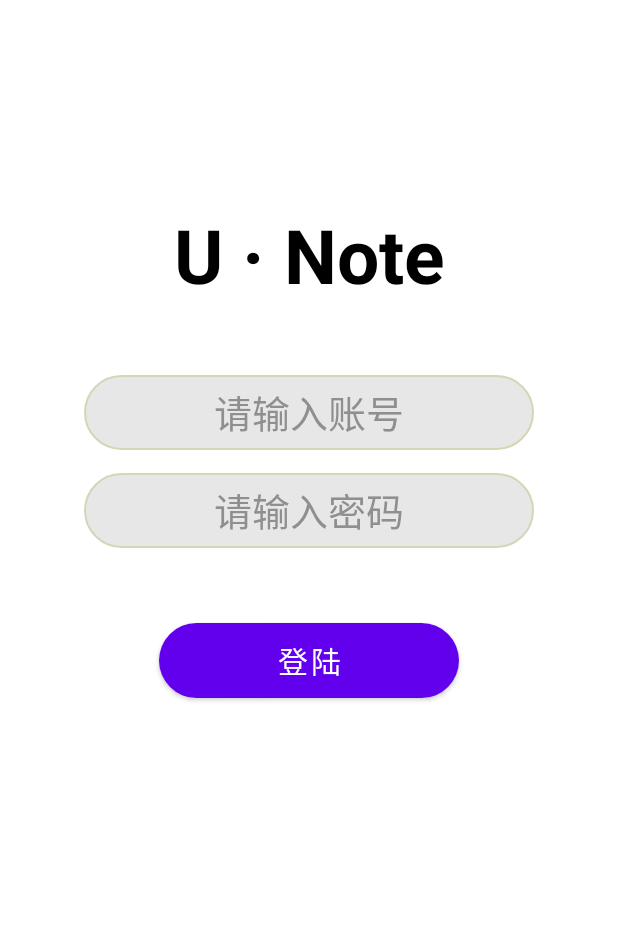
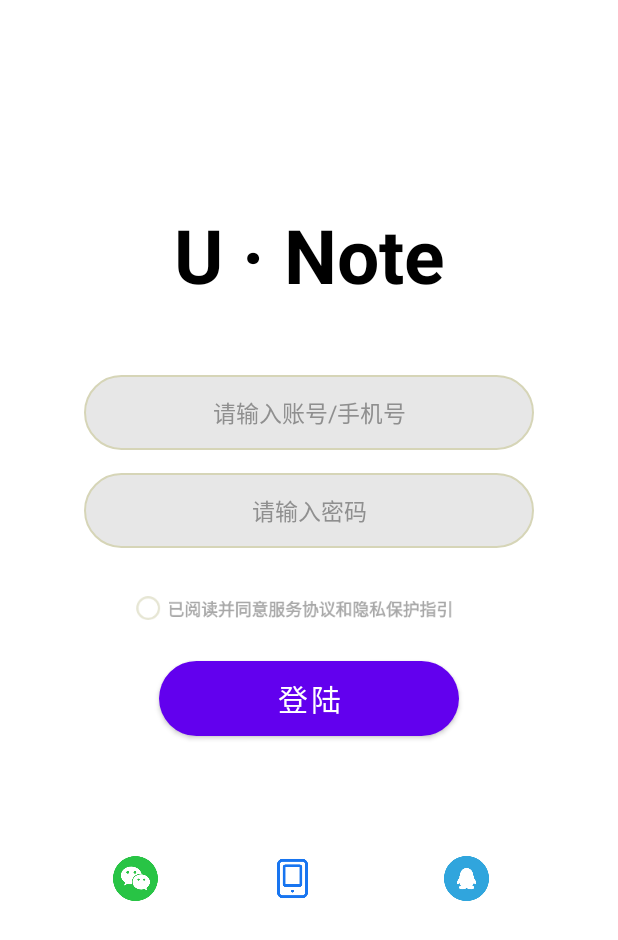
Before and after one commit to U-Notes/AndroidClient, an Android app: the LoginActivity screen opened directly, with no data from a screen before it, on a phone screen of 412 x 824 dp. Shown: the top 940 px of the screen. Run offline under Robolectric (Android 15) with nearby library versions, the phone set to English and light mode, and no system bars.

Commit message:
fix:修复了一些问题 feat：增加了新的控件样式

```diff
--- a/app/src/main/java/com/example/unotes/activity/LoginActivity.java
+++ b/app/src/main/java/com/example/unotes/activity/LoginActivity.java
@@ -1,21 +1,34 @@
 package com.example.unotes.activity;
 
+import static android.text.Spanned.SPAN_EXCLUSIVE_EXCLUSIVE;
 import static com.example.unotes.constant.Constant.LOGIN_STATU_ON;
 
 import androidx.appcompat.app.AppCompatActivity;
 
 import android.content.Intent;
+import android.graphics.Color;
 import android.os.Bundle;
 import android.os.Looper;
+import android.text.SpannableString;
+import android.text.Spanned;
+import android.text.style.AbsoluteSizeSpan;
+import android.text.style.BackgroundColorSpan;
+import android.text.style.RelativeSizeSpan;
+import android.text.style.URLSpan;
+import android.text.style.UnderlineSpan;
 import android.view.View;
 import android.widget.Button;
+import android.widget.CheckBox;
+import android.widget.CompoundButton;
 import android.widget.EditText;
+import android.widget.RadioButton;
 import android.widget.TextView;
 import android.widget.Toast;
 
 import com.example.unotes.MainActivity;
 import com.example.unotes.R;
 import com.example.unotes.database.UserDao;
+import com.example.unotes.utils.ToastUtils;
 
 import java.sql.SQLException;
 
@@ -24,6 +37,8 @@ public class LoginActivity extends AppCompatActivity implements View.OnClickList
     private EditText et_id, et_pwd;
     private Button bt_login;
     private String TAG = LoginActivity.class.getSimpleName();
+    private CheckBox cb_agreeService;
+    boolean isRead = false;
 
     @Override
     protected void onCreate(Bundle savedInstanceState) {
@@ -39,6 +54,17 @@ public class LoginActivity extends AppCompatActivity implements View.OnClickList
         et_id = findViewById(R.id.et_id);
         et_pwd = findViewById(R.id.et_pwd);
         bt_login.setOnClickListener(this);
+        cb_agreeService = findViewById(R.id.cb_agreeService);
+        cb_agreeService.setOnCheckedChangeListener(new CompoundButton.OnCheckedChangeListener() {
+            @Override
+            public void onCheckedChanged(CompoundButton buttonView, boolean isChecked) {
+                isRead = isChecked;
+            }
+        });
+        SpannableString ss_rb_service = new SpannableString(cb_agreeService.getText());
+        ss_rb_service.setSpan(new Intent(getApplicationContext(), MainActivity.class), 6, 10, SPAN_EXCLUSIVE_EXCLUSIVE);
+        cb_agreeService.setText(ss_rb_service);
+
     }
 
     @Override
@@ -52,6 +78,11 @@ public class LoginActivity extends AppCompatActivity implements View.OnClickList
                     Looper.prepare();
                     Toast toast = Toast.makeText(LoginActivity.this, "输入不能为空！", Toast.LENGTH_SHORT);
                     toast.show();
+                    Looper.loop();
+                }
+                if (!isRead) {
+                    Looper.prepare();
+                    ToastUtils.showToast(getApplicationContext(), "请同意协议", 200);
                     Looper.loop();
                 }
                 UserDao ud = new UserDao();
--- /dev/null
+++ b/app/src/main/res/drawable/circle_btn.xml
@@ -0,0 +1,9 @@
+<?xml version="1.0" encoding="utf-8"?>
+<shape xmlns:android="http://schemas.android.com/apk/res/android"
+    android:shape="oval">
+    <stroke
+        android:color="#DDEFE3"
+        android:width="1dp"/>
+    <solid android:color="#fff"/>
+    <size android:width="80dp" android:height="80dp"/>
+</shape>
--- a/app/src/main/res/layout/activity_login.xml
+++ b/app/src/main/res/layout/activity_login.xml
@@ -19,7 +19,7 @@
             android:layout_height="80dp"
             android:layout_marginTop="130dp"
             android:gravity="center"
-            android:text="U · Note"
+            android:text="@string/Company_Name"
             android:textColor="#000"
             android:textSize="50dp"
             android:textStyle="bold" />
@@ -29,12 +29,12 @@
             android:id="@+id/et_id"
             android:layout_width="300dp"
             android:layout_height="50dp"
-            android:hint="请输入账号"
+            android:hint="请输入账号/手机号"
             android:textColorHint="#8F8F8F"
             android:text=""
             android:layout_gravity="center_horizontal"
             style="@style/InputBoxStyle"
-            android:textSize="25dp" />
+            android:textSize="15dp" />
         <EditText
             android:id="@+id/et_pwd"
             android:layout_marginTop="15dp"
@@ -46,13 +46,27 @@
             android:text=""
             android:password="true"
             style="@style/InputBoxStyle"
-            android:textSize="25dp" />
+            android:textSize="15dp" />
+        <CheckBox
+            android:id="@+id/cb_agreeService"
+            style="@style/Widget.AppCompat.CompoundButton.RadioButton"
+            android:layout_width="300dp"
+            android:layout_height="50dp"
+            android:layout_marginTop="15dp"
 
+            android:scaleX="0.8"
+            android:scaleY="0.8"
+            android:theme="@style/CheckBox_circle"
+            android:text="已阅读并同意服务协议和隐私保护指引"
+            android:textColor="#6f6f6f"
+            android:textStyle="bold"
+            android:alpha="0.6"
+            android:layout_gravity="center_horizontal"
 
-
+            />
         <Button
             android:id="@+id/bt_login"
-            android:layout_marginTop="50dp"
+            android:layout_marginTop="10dp"
             android:layout_width="200dp"
             android:layout_gravity="center_horizontal"
             android:layout_height="50dp"
@@ -61,7 +75,48 @@
             android:text="登陆"
             android:textSize="20dp" />
 
+        <androidx.constraintlayout.widget.ConstraintLayout
+            android:layout_width="match_parent"
+            android:layout_height="wrap_content"
+            android:layout_marginTop="80dp">
 
+            <ImageView
+                android:id="@+id/bt_loginByqq"
+                android:layout_width="30dp"
+                android:layout_height="30dp"
+                android:background="@drawable/circle_btn"
+                android:src="@drawable/qqicon"
+                app:layout_constraintBottom_toBottomOf="parent"
+                app:layout_constraintEnd_toEndOf="parent"
+                app:layout_constraintStart_toEndOf="@+id/bt_loginByPhone"
+                app:layout_constraintTop_toTopOf="parent"
+                app:layout_constraintVertical_bias="1.0" />
+
+            <ImageView
+                android:id="@+id/bt_loginByWehcat"
+                android:layout_width="30dp"
+                android:layout_height="30dp"
+                android:background="@drawable/circle_btn"
+                android:src="@drawable/wechaticon"
+                app:layout_constraintBottom_toBottomOf="parent"
+                app:layout_constraintEnd_toStartOf="@+id/bt_loginByPhone"
+                app:layout_constraintStart_toStartOf="parent"
+                app:layout_constraintTop_toTopOf="parent"
+                app:layout_constraintVertical_bias="0.0" />
+
+            <ImageView
+                android:id="@+id/bt_loginByPhone"
+                android:layout_width="30dp"
+                android:layout_height="30dp"
+                android:layout_marginStart="180dp"
+                android:src="@drawable/mobile"
+                app:layout_constraintBottom_toBottomOf="parent"
+                app:layout_constraintStart_toStartOf="parent"
+                app:layout_constraintTop_toTopOf="parent"
+                app:layout_constraintVertical_bias="0.0" />
+
+
+        </androidx.constraintlayout.widget.ConstraintLayout>
     </LinearLayout>
 
 </FrameLayout>
--- a/app/src/main/res/values/strings.xml
+++ b/app/src/main/res/values/strings.xml
@@ -1,4 +1,4 @@
 <resources>
     <string name="app_name">UNotes</string>
-    <string name="Company_Name">Unote(can be edit)</string>
+    <string name="Company_Name">U · Note</string>
 </resources>
--- a/app/src/main/res/values/themes.xml
+++ b/app/src/main/res/values/themes.xml
@@ -27,4 +27,14 @@
         <item name="android:orientation">horizontal</item>
     </style>
 
+    <style name="circleBtn">
+        <item name="cornerFamily">rounded</item>
+        <item name="cornerSize">200dp</item>
+
+    </style>
+    <style name="CheckBox_circle" parent="Theme.AppCompat.Light">
+            <item name="android:colorControlActivated">@color/green8CC7B5</item>//激活后
+            <item name="android:colorControlNormal">@color/greyD6D5B7</item>//激活前
+
+    </style>
 </resources>
```
Also changed, not shown: app/src/main/AndroidManifest.xml (+17 -14 lines), app/src/main/java/com/example/unotes/activity/PrivacyActivity.java (added, +96 -0 lines), app/src/main/res/drawable/bt_selector.xml (added, +26 -0 lines), app/src/main/res/drawable/radius_dialog.xml (added, +8 -0 lines), app/src/main/res/layout/activity_privacy.xml (added, +25 -0 lines), app/src/main/res/layout/dialog_privacy_show.xml (added, +80 -0 lines), app/src/main/res/drawable/mobile.png (added), app/src/main/res/drawable/mobilephonebtn.png (added), app/src/main/res/drawable/qqicon.png (added), app/src/main/res/drawable/wechaticon.png (added), 1 other file.
